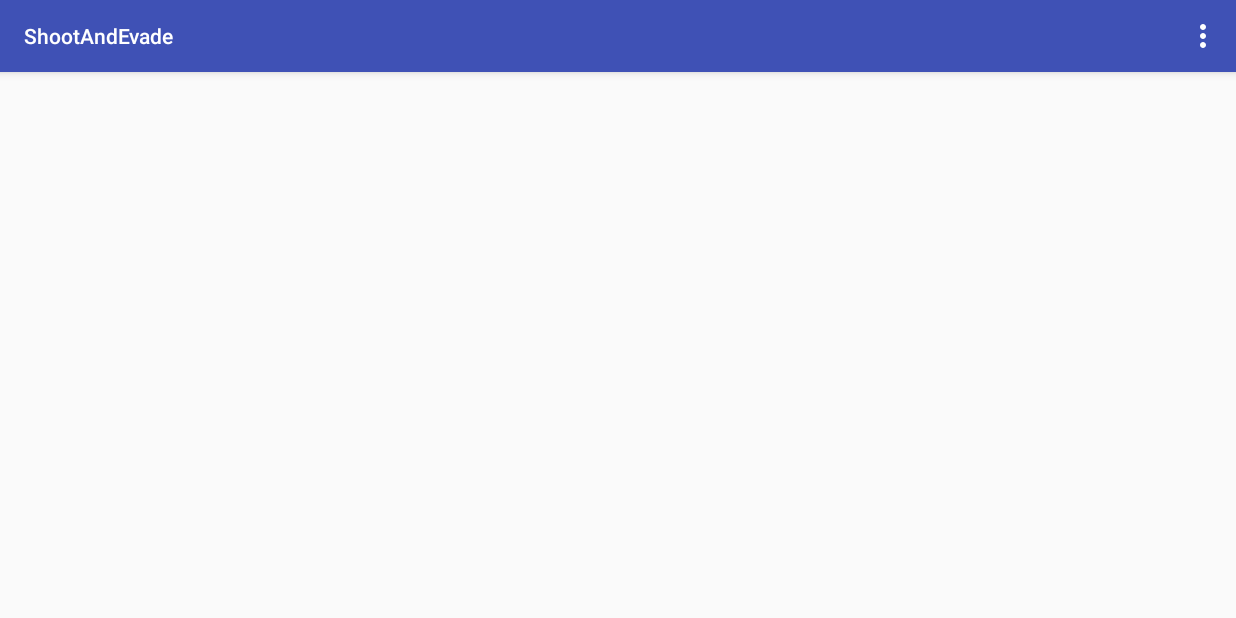
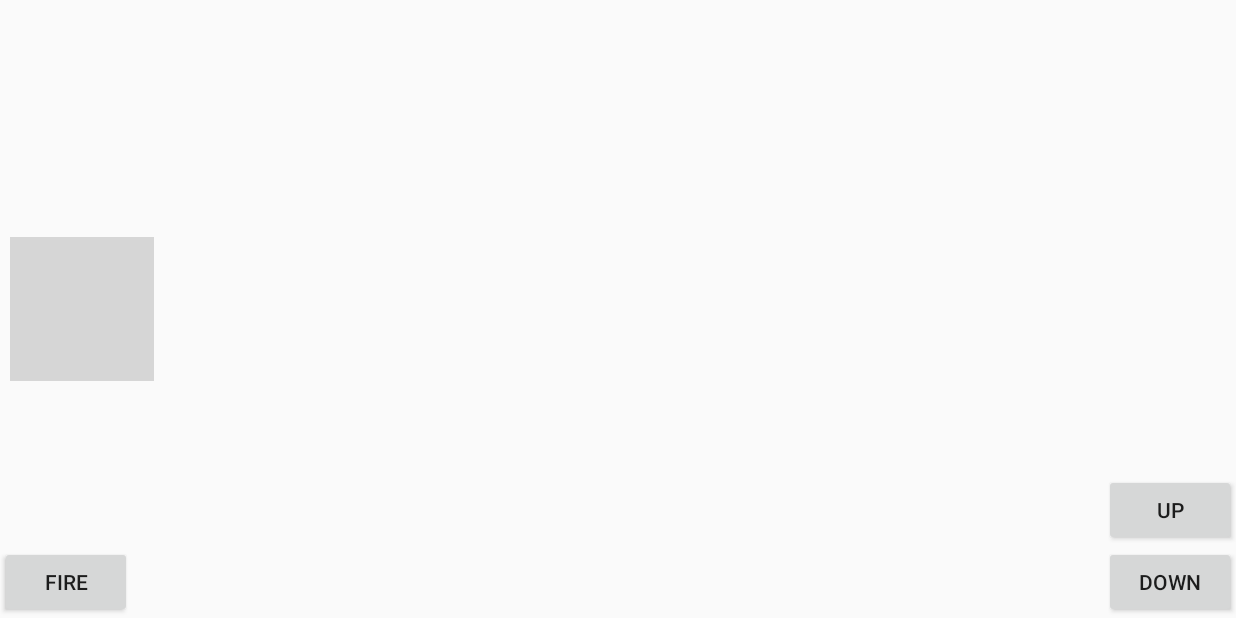
Before and after one commit to downcast/ShootAndEvade, an Android app: the screen it shows after launch (MainActivity), on a phone screen of 824 x 412 dp (held sideways). Run offline under Robolectric (Android 15) with nearby library versions, the phone set to English and light mode, and no system bars; grey boxes are pictures that could not be loaded.

Commit message:
Did stuff; the player now moves and can fire

```diff
--- a/app/src/main/java/com/sbms/shootandevade/MainActivity.java
+++ b/app/src/main/java/com/sbms/shootandevade/MainActivity.java
@@ -1,22 +1,84 @@
 package com.sbms.shootandevade;
 
+import android.content.DialogInterface;
 import android.os.Bundle;
 import android.support.design.widget.FloatingActionButton;
 import android.support.design.widget.Snackbar;
 import android.support.v7.app.AppCompatActivity;
 import android.support.v7.widget.Toolbar;
+import android.util.Log;
+import android.view.MotionEvent;
 import android.view.View;
 import android.view.Menu;
 import android.view.MenuItem;
+import android.view.ViewGroup;
+import android.widget.Button;
+import android.widget.ImageView;
+import android.widget.RelativeLayout;
 
-public class MainActivity extends AppCompatActivity {
+import java.util.concurrent.atomic.AtomicInteger;
+
+public class MainActivity extends AppCompatActivity implements View.OnTouchListener, View.OnClickListener{
+
+	RelativeLayout mLayoutGame;
+	Button mBtnControllerUp;
+	Button mBtnControllerDown;
+	Button mBtnControllerFire;
+	ImageView mPlayer;
+	ImageView mProjectile;
+
+	boolean mIsBtnControllerPressed;
+	CharacterMoveTask mMoveTask;
+
+	static int sDisplayHeight;
+	static int sDisplayWidth;
+	static final AtomicInteger sNextGeneratedId = new AtomicInteger(1);
+
+	/** This is the space between the player and the projectile when it fires **/
+	final int PROJECTILE_MARGIN = 25;
 
 	@Override
 	protected void onCreate(Bundle savedInstanceState) {
 		super.onCreate(savedInstanceState);
 		setContentView(R.layout.activity_main);
-		Toolbar toolbar = (Toolbar) findViewById(R.id.toolbar);
-		setSupportActionBar(toolbar);
+
+		// Grab the device height for the application to use elsewhere
+		sDisplayHeight = getResources().getDisplayMetrics().heightPixels;
+		// Grab the device width for the application to use elsewhere
+		sDisplayWidth = getResources().getDisplayMetrics().widthPixels;
+
+		// Link xml version of views to the code version
+		mLayoutGame = (RelativeLayout) findViewById(R.id.layout_game);
+		mBtnControllerUp = (Button) findViewById(R.id.btn_controller_up);
+		mBtnControllerDown = (Button) findViewById(R.id.btn_controller_down);
+		mBtnControllerFire = (Button) findViewById(R.id.btn_controller_fire);
+
+		// Create the view that represents the player
+		mPlayer = new ImageView(this);
+		mPlayer.setId(generateViewId());
+		// NOTE: the following is discouraged because it slows down the main thread.
+		// Create bitmap on another thread using the resource and pass it back
+		mPlayer.setImageResource(R.drawable.player_plane);
+
+		// Initialize the player movement task that will allow a fluid movement
+		mMoveTask = new CharacterMoveTask();
+
+		mIsBtnControllerPressed = false;
+
+		// These buttons will respond a touches
+		mBtnControllerUp.setOnTouchListener(this);
+		mBtnControllerDown.setOnTouchListener(this);
+
+		// These buttons will respond to clicks
+		mBtnControllerFire.setOnClickListener(this);
+
+		// Define parameters for the player starting location;
+		RelativeLayout.LayoutParams playerParams = new RelativeLayout.LayoutParams(ViewGroup.LayoutParams.WRAP_CONTENT, ViewGroup.LayoutParams.WRAP_CONTENT);
+		playerParams.addRule(RelativeLayout.ALIGN_PARENT_LEFT);
+		playerParams.addRule(RelativeLayout.CENTER_VERTICAL);
+		playerParams.setMargins(10, 0, 0, 0);
+
+		mLayoutGame.addView(mPlayer, playerParams);
 	}
 
 	@Override
@@ -40,4 +102,60 @@ public class MainActivity extends AppCompatActivity {
 
 		return super.onOptionsItemSelected(item);
 	}
+
+	@Override
+	public boolean onTouch(View view, MotionEvent event) {
+
+		switch (event.getAction()){
+			case MotionEvent.ACTION_DOWN:
+				mMoveTask = new CharacterMoveTask();
+				mMoveTask.execute(mPlayer, view);
+				break;
+			case MotionEvent.ACTION_UP:
+				// Stop the task so that the a new button can be used to determine if the player's y coordinate will rise or fall
+				if (!mMoveTask.cancel(true)){
+					Log.e("MoveTask", "Task cannot be canceled");
+				}
+				break;
+		}
+		return true;
+	}
+
+	@Override
+	public void onClick(View view) {
+		// It is assumed the only button that can be "clicked" is the 'mBtnControllerFire'
+
+		// Create the view that represents the projectile
+		mProjectile = new ImageView(this);
+		// NOTE: the following is discouraged because it slows down the main thread.
+		// Create bitmap on another thread using the resource and pass it back
+		mProjectile.setImageResource(R.drawable.player_plane);
+
+		// Set the starting coordinates of the projectile to the last position of the player
+		mProjectile.setX(mPlayer.getWidth() + PROJECTILE_MARGIN);
+		mProjectile.setY(mPlayer.getY());
+
+		mLayoutGame.addView(mProjectile);
+	}
+
+	/**
+	 * Generate a value suitable for use for View.setId().
+	 * This value will not collide with ID values generated at build time by aapt for R.id.
+	 * <br>
+	 *     Taken from the android source code for backward compatibility for API < 17.
+	 *
+	 * @return a generated ID value
+	 */
+	public static int generateViewId() {
+		for (;;) {
+			final int result = sNextGeneratedId.get();
+			// aapt-generated IDs have the high byte nonzero; clamp to the range under that.
+			int newValue = result + 1;
+			if (newValue > 0x00FFFFFF) newValue = 1; // Roll over to 1, not 0.
+			if (sNextGeneratedId.compareAndSet(result, newValue)) {
+				return result;
+			}
+		}
+	}
+
 }
--- a/app/src/main/res/layout/activity_main.xml
+++ b/app/src/main/res/layout/activity_main.xml
@@ -1,25 +1,36 @@
 <?xml version="1.0" encoding="utf-8"?>
-<android.support.design.widget.CoordinatorLayout
-    xmlns:android="http://schemas.android.com/apk/res/android"
-    xmlns:app="http://schemas.android.com/apk/res-auto"
+<RelativeLayout xmlns:android="http://schemas.android.com/apk/res/android"
     xmlns:tools="http://schemas.android.com/tools"
     android:layout_width="match_parent"
     android:layout_height="match_parent"
     android:fitsSystemWindows="true"
-    tools:context=".MainActivity">
+    tools:context=".MainActivity"
+                android:id="@+id/layout_game">
 
-    <android.support.design.widget.AppBarLayout
+    <Button
+        android:layout_width="wrap_content"
         android:layout_height="wrap_content"
-        android:layout_width="match_parent"
-        android:theme="@style/AppTheme.AppBarOverlay">
+        android:text="Down"
+        android:id="@+id/btn_controller_down"
+        android:layout_alignParentBottom="true"
+        android:layout_alignParentRight="true"
+        android:layout_alignParentEnd="true"/>
 
-        <android.support.v7.widget.Toolbar
-            android:id="@+id/toolbar"
-            android:layout_width="match_parent"
-            android:layout_height="?attr/actionBarSize"
-            android:background="?attr/colorPrimary"
-            app:popupTheme="@style/AppTheme.PopupOverlay"/>
+    <Button
+        android:layout_width="wrap_content"
+        android:layout_height="wrap_content"
+        android:text="Up"
+        android:id="@+id/btn_controller_up"
+        android:layout_above="@+id/btn_controller_down"
+        android:layout_alignLeft="@+id/btn_controller_down"
+        android:layout_alignStart="@+id/btn_controller_down"/>
 
-    </android.support.design.widget.AppBarLayout>
-
-</android.support.design.widget.CoordinatorLayout>
+    <Button
+        android:layout_width="wrap_content"
+        android:layout_height="wrap_content"
+        android:text="Fire"
+        android:id="@+id/btn_controller_fire"
+        android:layout_alignParentBottom="true"
+        android:layout_alignParentLeft="true"
+        android:layout_alignParentStart="true"/>
+</RelativeLayout>
```
Also changed, not shown: app/src/main/java/com/sbms/shootandevade/CharacterMoveTask.java (+49 -37 lines), 1 other file.
